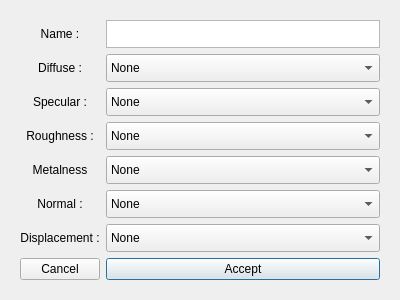
The window that ui/ui_setups/create_material.ui (AnthonySTZ/AssetManager) describes before a commit, drawn with Qt 5.
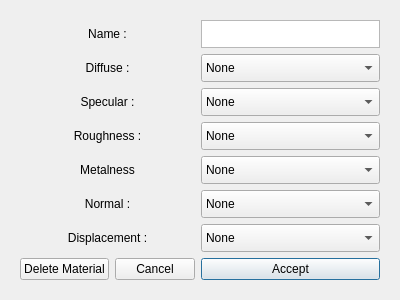
The same window after the commit.

```diff
--- a/ui/ui_setups/create_material.ui
+++ b/ui/ui_setups/create_material.ui
@@ -17,64 +17,59 @@
    <item>
     <widget class="QFrame" name="mainFrame">
      <layout class="QGridLayout" name="gridLayout">
-      <item row="0" column="0">
-       <widget class="QLabel" name="label_6">
-        <property name="text">
-         <string>Name :</string>
-        </property>
-        <property name="alignment">
-         <set>Qt::AlignCenter</set>
-        </property>
-       </widget>
-      </item>
-      <item row="6" column="0">
-       <widget class="QLabel" name="label_5">
-        <property name="text">
-         <string>Displacement :</string>
-        </property>
-        <property name="alignment">
-         <set>Qt::AlignCenter</set>
-        </property>
-       </widget>
-      </item>
-      <item row="3" column="2">
-       <widget class="QComboBox" name="roughness_cb">
-        <property name="maximumSize">
-         <size>
-          <width>16777215</width>
-          <height>28</height>
-         </size>
-        </property>
-        <item>
-         <property name="text">
-          <string>None</string>
-         </property>
-        </item>
-       </widget>
-      </item>
-      <item row="2" column="2">
-       <widget class="QComboBox" name="specular_cb">
-        <property name="maximumSize">
-         <size>
-          <width>16777215</width>
-          <height>28</height>
-         </size>
-        </property>
-        <item>
-         <property name="text">
-          <string>None</string>
-         </property>
-        </item>
-       </widget>
-      </item>
-      <item row="7" column="2">
+      <item row="7" column="3">
        <widget class="QPushButton" name="accept_btn">
         <property name="text">
          <string>Accept</string>
         </property>
        </widget>
       </item>
-      <item row="0" column="2">
+      <item row="3" column="3">
+       <widget class="QComboBox" name="roughness_cb">
+        <property name="maximumSize">
+         <size>
+          <width>16777215</width>
+          <height>28</height>
+         </size>
+        </property>
+        <item>
+         <property name="text">
+          <string>None</string>
+         </property>
+        </item>
+       </widget>
+      </item>
+      <item row="2" column="3">
+       <widget class="QComboBox" name="specular_cb">
+        <property name="maximumSize">
+         <size>
+          <width>16777215</width>
+          <height>28</height>
+         </size>
+        </property>
+        <item>
+         <property name="text">
+          <string>None</string>
+         </property>
+        </item>
+       </widget>
+      </item>
+      <item row="1" column="3">
+       <widget class="QComboBox" name="diffuse_cb">
+        <property name="maximumSize">
+         <size>
+          <width>16777215</width>
+          <height>28</height>
+         </size>
+        </property>
+        <item>
+         <property name="text">
+          <string>None</string>
+         </property>
+        </item>
+       </widget>
+      </item>
+      <item row="0" column="3">
        <widget class="QTextEdit" name="name_te">
         <property name="maximumSize">
          <size>
@@ -90,7 +85,76 @@
         </property>
        </widget>
       </item>
-      <item row="5" column="0">
+      <item row="7" column="1">
+       <widget class="QPushButton" name="cancel_btn">
+        <property name="text">
+         <string>Cancel</string>
+        </property>
+       </widget>
+      </item>
+      <item row="5" column="3">
+       <widget class="QComboBox" name="normal_cb">
+        <property name="maximumSize">
+         <size>
+          <width>16777215</width>
+          <height>28</height>
+         </size>
+        </property>
+        <item>
+         <property name="text">
+          <string>None</string>
+         </property>
+        </item>
+       </widget>
+      </item>
+      <item row="4" column="3">
+       <widget class="QComboBox" name="metalness_cb">
+        <property name="maximumSize">
+         <size>
+          <width>16777215</width>
+          <height>28</height>
+         </size>
+        </property>
+        <item>
+         <property name="text">
+          <string>None</string>
+         </property>
+        </item>
+       </widget>
+      </item>
+      <item row="6" column="3">
+       <widget class="QComboBox" name="displacement_cb">
+        <property name="maximumSize">
+         <size>
+          <width>16777215</width>
+          <height>28</height>
+         </size>
+        </property>
+        <item>
+         <property name="text">
+          <string>None</string>
+         </property>
+        </item>
+       </widget>
+      </item>
+      <item row="7" column="0">
+       <widget class="QPushButton" name="delete_btn">
+        <property name="text">
+         <string>Delete Material</string>
+        </property>
+       </widget>
+      </item>
+      <item row="6" column="0" colspan="2">
+       <widget class="QLabel" name="label_5">
+        <property name="text">
+         <string>Displacement :</string>
+        </property>
+        <property name="alignment">
+         <set>Qt::AlignCenter</set>
+        </property>
+       </widget>
+      </item>
+      <item row="5" column="0" colspan="2">
        <widget class="QLabel" name="label_4">
         <property name="text">
          <string>Normal :</string>
@@ -100,32 +164,17 @@
         </property>
        </widget>
       </item>
-      <item row="2" column="0">
-       <widget class="QLabel" name="label_2">
+      <item row="4" column="0" colspan="2">
+       <widget class="QLabel" name="label_7">
         <property name="text">
-         <string>Specular :</string>
+         <string>Metalness</string>
         </property>
         <property name="alignment">
          <set>Qt::AlignCenter</set>
         </property>
        </widget>
       </item>
-      <item row="1" column="2">
-       <widget class="QComboBox" name="diffuse_cb">
-        <property name="maximumSize">
-         <size>
-          <width>16777215</width>
-          <height>28</height>
-         </size>
-        </property>
-        <item>
-         <property name="text">
-          <string>None</string>
-         </property>
-        </item>
-       </widget>
-      </item>
-      <item row="3" column="0">
+      <item row="3" column="0" colspan="2">
        <widget class="QLabel" name="label_3">
         <property name="text">
          <string>Roughness :</string>
@@ -135,29 +184,17 @@
         </property>
        </widget>
       </item>
-      <item row="5" column="2">
-       <widget class="QComboBox" name="normal_cb">
-        <property name="maximumSize">
-         <size>
-          <width>16777215</width>
-          <height>28</height>
-         </size>
-        </property>
-        <item>
-         <property name="text">
-          <string>None</string>
-         </property>
-        </item>
-       </widget>
-      </item>
-      <item row="7" column="0">
-       <widget class="QPushButton" name="cancel_btn">
+      <item row="2" column="0" colspan="2">
+       <widget class="QLabel" name="label_2">
         <property name="text">
-         <string>Cancel</string>
+         <string>Specular :</string>
+        </property>
+        <property name="alignment">
+         <set>Qt::AlignCenter</set>
         </property>
        </widget>
       </item>
-      <item row="1" column="0">
+      <item row="1" column="0" colspan="2">
        <widget class="QLabel" name="label">
         <property name="text">
          <string>Diffuse :</string>
@@ -167,46 +204,16 @@
         </property>
        </widget>
       </item>
-      <item row="6" column="2">
-       <widget class="QComboBox" name="displacement_cb">
-        <property name="maximumSize">
-         <size>
-          <width>16777215</width>
-          <height>28</height>
-         </size>
-        </property>
-        <item>
-         <property name="text">
-          <string>None</string>
-         </property>
-        </item>
-       </widget>
-      </item>
-      <item row="4" column="0">
-       <widget class="QLabel" name="label_7">
+      <item row="0" column="0" colspan="2">
+       <widget class="QLabel" name="label_6">
         <property name="text">
-         <string>Metalness</string>
+         <string>Name :</string>
         </property>
         <property name="alignment">
          <set>Qt::AlignCenter</set>
         </property>
        </widget>
       </item>
-      <item row="4" column="2">
-       <widget class="QComboBox" name="metalness_cb">
-        <property name="maximumSize">
-         <size>
-          <width>16777215</width>
-          <height>28</height>
-         </size>
-        </property>
-        <item>
-         <property name="text">
-          <string>None</string>
-         </property>
-        </item>
-       </widget>
-      </item>
      </layout>
     </widget>
    </item>
```
